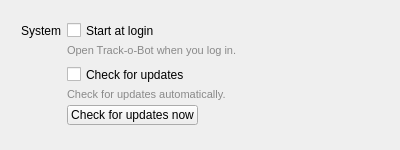
Qt form src/ui/SettingsWidget.ui (stevschmid/track-o-bot) before a commit.
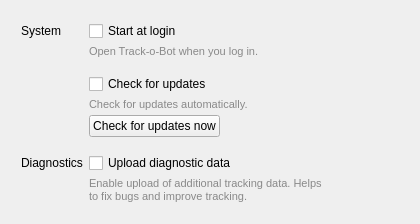
The same form after that commit.

Commit message: Add setting for metadata upload

Patch:
```diff
--- a/src/ui/SettingsWidget.ui
+++ b/src/ui/SettingsWidget.ui
@@ -6,14 +6,14 @@
    <rect>
     <x>0</x>
     <y>0</y>
-    <width>400</width>
-    <height>150</height>
+    <width>420</width>
+    <height>224</height>
    </rect>
   </property>
   <property name="minimumSize">
    <size>
     <width>0</width>
-    <height>150</height>
+    <height>210</height>
    </size>
   </property>
   <property name="windowTitle">
@@ -21,7 +21,7 @@
   </property>
   <property name="styleSheet">
    <string notr="true">QLabel#startDescription,
-QLabel#replaysDescription,
+QLabel#metadataDescription,
 QLabel#updateDescription {
 	font-size: 11px;
 	color: #898989;
@@ -113,6 +113,30 @@
        </property>
       </spacer>
      </item>
+     <item row="9" column="0">
+      <widget class="QLabel" name="label_2">
+       <property name="text">
+        <string>Diagnostics</string>
+       </property>
+      </widget>
+     </item>
+     <item row="9" column="1">
+      <widget class="QCheckBox" name="checkUploadMetadata">
+       <property name="text">
+        <string>Upload diagnostic data</string>
+       </property>
+      </widget>
+     </item>
+     <item row="10" column="1">
+      <widget class="QLabel" name="metadataDescription">
+       <property name="text">
+        <string>Enable upload of additional tracking data. Helps to fix bugs and improve tracking.</string>
+       </property>
+       <property name="wordWrap">
+        <bool>true</bool>
+       </property>
+      </widget>
+     </item>
     </layout>
    </item>
   </layout>
```
Left out of the diff: 11 changed lines with no effect on the pictures. The commit also changes 7 other files.
